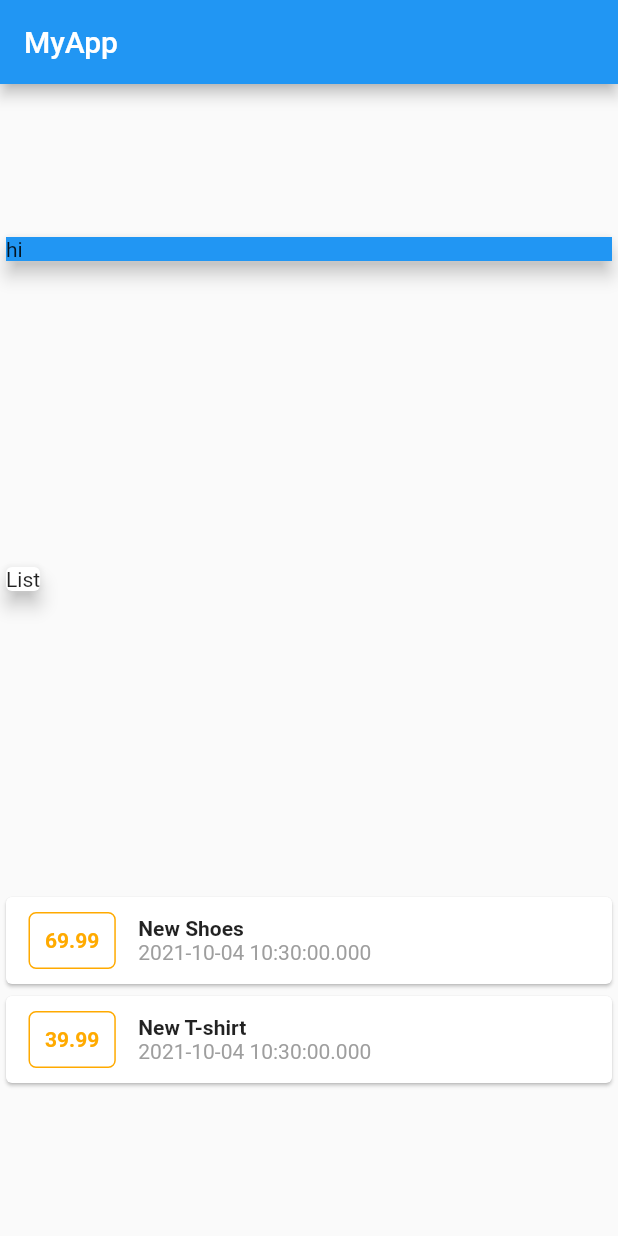
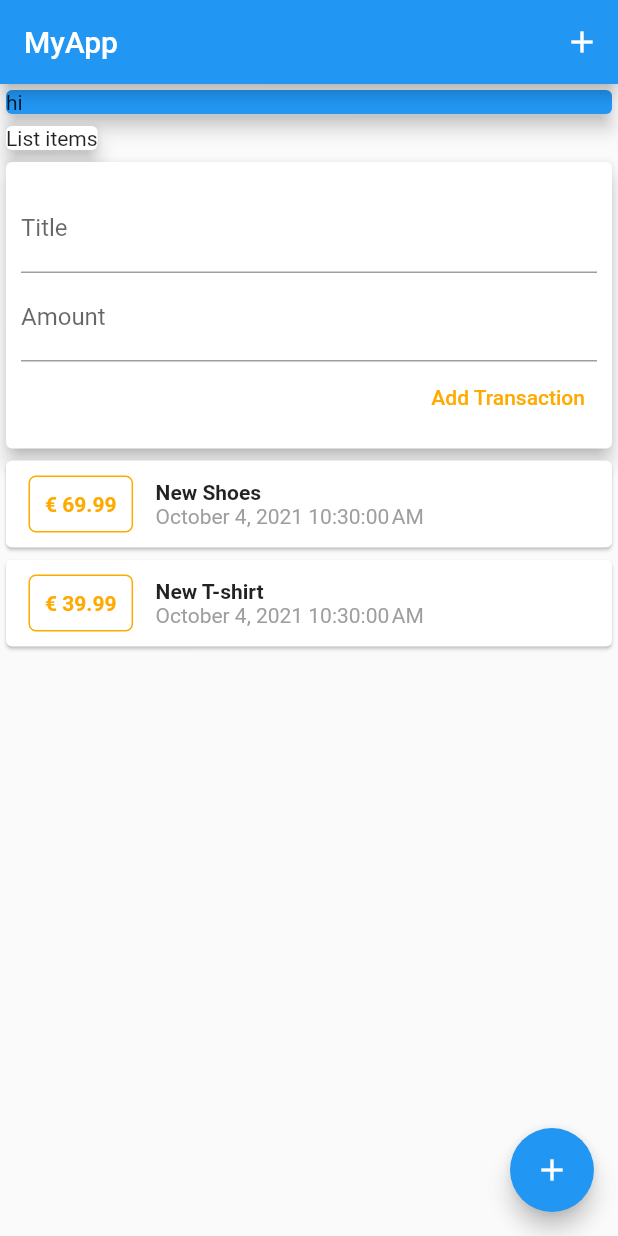
Before and after one commit to duongha1/Personal-Expenses, a Flutter app: the screen it shows after launch, on a phone screen of 412 x 824 dp. Run offline on Flutter 3.47's test engine with Material 2 defaults, Android fonts, the phone set to English and light mode, and no system bars.

Commit message:
divide into different widgets

```diff
--- /dev/null
+++ b/lib/assets/color.dart
@@ -0,0 +1,9 @@
+import 'package:flutter/material.dart';
+
+class ColorConstants {
+  Color primaryColor = Color.fromRGBO(255, 170, 0, 1);
+
+  ColorConstants() {
+    primaryColor = this.primaryColor;
+  }
+}
--- a/lib/main.dart
+++ b/lib/main.dart
@@ -1,5 +1,7 @@
 import 'package:flutter/material.dart';
-import 'package:personal_expenses/transaction.dart';
+import 'package:personal_expenses/assets/color.dart';
+import 'package:personal_expenses/widgets/new_transaction.dart';
+import 'package:personal_expenses/widgets/user_transaction.dart';
 
 void main() {
   runApp(const MyApp());
@@ -19,74 +21,42 @@ class MyApp extends StatelessWidget {
 }
 
 class MyHomePage extends StatelessWidget {
-  final List<Transaction?> transactions = [
-    Transaction(
-        id: 't1', title: 'New Shoes', amount: 69.99, date: DateTime.now()),
-    Transaction(
-        id: 't2', title: 'New T-shirt', amount: 39.99, date: DateTime.now())
-  ];
+  final ColorConstants color = new ColorConstants();
+  final titleController = TextEditingController();
+  final amountController = TextEditingController();
+
+  // late String titleInput; //late is marked for null value
+  // late String amountInput;
 
   @override
   Widget build(BuildContext context) {
     return Scaffold(
-      appBar: AppBar(title: Text('MyApp')),
-      body: Column(
+      appBar: AppBar(
+        title: Text('MyApp'),
+        actions: <Widget>[IconButton(onPressed: () {}, icon: Icon(Icons.add))],
+      ),
+      body: SingleChildScrollView(
+        child: Column(
           mainAxisAlignment: MainAxisAlignment.spaceAround,
           crossAxisAlignment: CrossAxisAlignment.start,
           children: <Widget>[
-          Card(
-            child: Container(
-              child: Text('hi'),
+            Container(
               width: double.infinity,
-              color: Colors.blue,
+              child: Card(child: Text('hi'), color: Colors.blue, elevation: 5),
             ),
+            Container(
+              child: Card(
+                child: Text('List items'),
                 elevation: 5,
               ),
-          Card(
-            child: Container(
-              child: Text('List'),
             ),
-            elevation: 5,
-          ),
-          Column(
-            children: transactions.map((transaction) {
-              return Card(
-                child: Row(
-                  children: <Widget>[
-                    Container(
-                      child: Text(
-                        transaction?.amount.toString() ?? '',
-                        style: TextStyle(
-                            fontWeight: FontWeight.bold,
-                            fontSize: 14,
-                            color: Color.fromRGBO(255, 170, 0, 1)),
-                      ),
-                      margin:
-                          EdgeInsets.symmetric(vertical: 10, horizontal: 15),
-                      decoration: BoxDecoration(
-                        border: Border.all(
-                            color: Color.fromRGBO(255, 170, 0, 1), width: 1),
-                        borderRadius: BorderRadius.all(Radius.circular(5)),
-                      ),
-                      padding: EdgeInsets.all(10),
-                    ),
-                    Column(
-                      crossAxisAlignment: CrossAxisAlignment.start,
-                      children: [
-                        Text(
-                          transaction?.title ?? '',
-                          style: TextStyle(fontWeight: FontWeight.bold),
-                        ),
-                        Text(transaction?.date.toString() ?? '',
-                            style: TextStyle(color: Colors.grey)),
-                      ],
-                    )
+            UserTransaction()
           ],
         ),
-              );
-            }).toList(),
-          )
-        ],
+      ),
+      floatingActionButton: FloatingActionButton(
+        child: Icon(Icons.add),
+        onPressed: () {},
       ),
     );
   }
--- /dev/null
+++ b/lib/models/transaction.dart
@@ -0,0 +1,14 @@
+import 'package:flutter/material.dart';
+
+class Transaction {
+  final String id;
+  final String title;
+  final double amount;
+  final DateTime date;
+
+  Transaction(
+      {required this.id,
+      required this.title,
+      required this.amount,
+      required this.date});
+}
--- a/lib/transaction.dart
+++ /dev/null
@@ -1,14 +0,0 @@
-import 'package:flutter/material.dart';
-
-class Transaction {
-  final String? id;
-  final String? title;
-  final double? amount;
-  final DateTime? date;
-
-  Transaction(
-      {@required this.id,
-      @required this.title,
-      @required this.amount,
-      @required this.date});
-}
--- /dev/null
+++ b/lib/widgets/new_transaction.dart
@@ -0,0 +1,61 @@
+import 'package:flutter/material.dart';
+import 'package:personal_expenses/assets/color.dart';
+
+class NewTransaction extends StatelessWidget {
+  final Function addTx;
+  final titleController = TextEditingController();
+  final amountController = TextEditingController();
+  final ColorConstants color = new ColorConstants();
+
+  NewTransaction(this.addTx);
+
+  void submitData() {
+    final enteredTitle = titleController.text;
+    final enteredAmount = double.parse(amountController.text);
+
+    if (enteredTitle.isEmpty || enteredAmount <= 0) {
+      // return means addTx below is not executed
+      return;
+    }
+
+    addTx(titleController.text, double.parse(amountController.text));
+  }
+
+  @override
+  Widget build(BuildContext context) {
+    return Card(
+      child: Container(
+        width: double.infinity,
+        padding: EdgeInsets.all(10),
+        margin: EdgeInsets.fromLTRB(0, 5, 0, 0),
+        child: Column(
+          crossAxisAlignment: CrossAxisAlignment.end,
+          children: <Widget>[
+            TextField(
+              decoration: InputDecoration(labelText: 'Title'),
+              controller: titleController,
+              onSubmitted: (_) => submitData(),
+              // onChanged: (val) {
+              //   titleInput = val;
+              // },
+            ),
+            TextField(
+              decoration: InputDecoration(labelText: 'Amount'),
+              controller: amountController,
+              keyboardType: TextInputType.number,
+              onSubmitted: (_) => submitData(),
+              // onChanged: (val) {
+              //   amountInput = val;
+              // },
+            ),
+            TextButton(
+                onPressed: submitData,
+                child: Text('Add Transaction'),
+                style: TextButton.styleFrom(primary: color.primaryColor))
+          ],
+        ),
+      ),
+      elevation: 5,
+    );
+  }
+}
--- /dev/null
+++ b/lib/widgets/transaction_list.dart
@@ -0,0 +1,58 @@
+import 'package:flutter/material.dart';
+import '../models/transaction.dart';
+import 'package:intl/intl.dart';
+import 'package:personal_expenses/assets/color.dart';
+
+class TransactionList extends StatelessWidget {
+  final ColorConstants color = new ColorConstants();
+
+  final List<Transaction> transactions;
+
+  TransactionList(this.transactions);
+
+  @override
+  Widget build(BuildContext context) {
+    return Container(
+      height: 300,
+      child: ListView.builder(
+        //for long list, we use ListView.builder()
+        itemBuilder: (context, index) {
+          return Card(
+            child: Row(
+              children: <Widget>[
+                Container(
+                  child: Text(
+                      '€ ${transactions[index]?.amount.toStringAsFixed(2)}' ??
+                          '',
+                      style: TextStyle(
+                        fontWeight: FontWeight.bold,
+                        fontSize: 14,
+                        color: color.primaryColor,
+                      )),
+                  margin: EdgeInsets.symmetric(vertical: 10, horizontal: 15),
+                  decoration: BoxDecoration(
+                    border: Border.all(color: color.primaryColor, width: 1),
+                    borderRadius: BorderRadius.all(Radius.circular(5)),
+                  ),
+                  padding: EdgeInsets.all(10),
+                ),
+                Column(
+                  crossAxisAlignment: CrossAxisAlignment.start,
+                  children: [
+                    Text(
+                      transactions[index]?.title ?? '',
+                      style: TextStyle(fontWeight: FontWeight.bold),
+                    ),
+                    Text(DateFormat().format(transactions[index]!.date),
+                        style: TextStyle(color: Colors.grey)),
+                  ],
+                )
+              ],
+            ),
+          );
+        },
+        itemCount: transactions.length,
+      ),
+    );
+  }
+}
--- /dev/null
+++ b/lib/widgets/user_transaction.dart
@@ -0,0 +1,42 @@
+import 'package:flutter/material.dart';
+import './new_transaction.dart';
+import './transaction_list.dart';
+import '../models/transaction.dart';
+
+class UserTransaction extends StatefulWidget {
+  const UserTransaction({Key? key}) : super(key: key);
+
+  @override
+  _UserTransactionState createState() => _UserTransactionState();
+}
+
+class _UserTransactionState extends State<UserTransaction> {
+  final List<Transaction> _userTransaction = [
+    Transaction(
+        id: 't1', title: 'New Shoes', amount: 69.99, date: DateTime.now()),
+    Transaction(
+        id: 't2', title: 'New T-shirt', amount: 39.99, date: DateTime.now())
+  ];
+
+  void _addNewTransaction(String txTitle, double txAmount) {
+    final newTx = Transaction(
+        title: txTitle,
+        amount: txAmount,
+        date: DateTime.now(),
+        id: DateTime.now().toString());
+
+    setState(() {
+      _userTransaction.add(newTx);
+    });
+  }
+
+  @override
+  Widget build(BuildContext context) {
+    return Column(
+      children: <Widget>[
+        NewTransaction(_addNewTransaction),
+        TransactionList(_userTransaction)
+      ],
+    );
+  }
+}
--- a/pubspec.yaml
+++ b/pubspec.yaml
@@ -3,7 +3,7 @@ description: A new Flutter project.
 
 # The following line prevents the package from being accidentally published to
 # pub.dev using `flutter pub publish`. This is preferred for private packages.
-publish_to: 'none' # Remove this line if you wish to publish to pub.dev
+publish_to: "none" # Remove this line if you wish to publish to pub.dev
 
 # The following defines the version and build number for your application.
 # A version number is three numbers separated by dots, like 1.2.43
@@ -29,7 +29,7 @@ environment:
 dependencies:
   flutter:
     sdk: flutter
-
+  intl: ^0.17.0
 
   # The following adds the Cupertino Icons font to your application.
   # Use with the CupertinoIcons class for iOS style icons.
@@ -51,7 +51,6 @@ dev_dependencies:
 
 # The following section is specific to Flutter.
 flutter:
-
   # The following line ensures that the Material Icons font is
   # included with your application, so that you can use the icons in
   # the material Icons class.
```
Also changed, not shown: pubspec.lock. Lines whose indentation alone changed are shown as unchanged.
